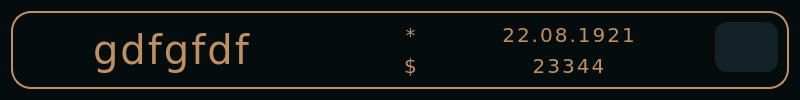
Qt form source/ui/ui_payment_widget.ui (xtern0o/MoneyViewer) before a commit.
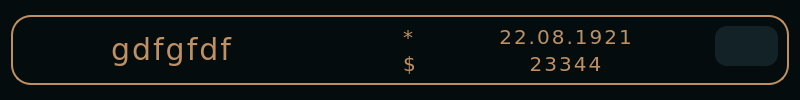
The same form after that commit. Icons and pictures are not drawn.

The edit to the form file:
```diff
--- a/source/ui/ui_payment_widget.ui
+++ b/source/ui/ui_payment_widget.ui
@@ -70,6 +70,12 @@
   <layout class="QVBoxLayout" name="verticalLayout">
    <item>
     <widget class="QFrame" name="frame">
+     <property name="maximumSize">
+      <size>
+       <width>16777215</width>
+       <height>70</height>
+      </size>
+     </property>
      <property name="frameShape">
       <enum>QFrame::StyledPanel</enum>
      </property>
@@ -92,7 +98,7 @@
          </size>
         </property>
         <property name="styleSheet">
-         <string notr="true">font-size: 40px;</string>
+         <string notr="true">font-size: 30px;</string>
         </property>
         <property name="text">
          <string>gdfgfdf</string>
@@ -132,8 +138,14 @@
        <widget class="QPushButton" name="settings_btn">
         <property name="minimumSize">
          <size>
-          <width>50</width>
-          <height>50</height>
+          <width>40</width>
+          <height>40</height>
+         </size>
+        </property>
+        <property name="maximumSize">
+         <size>
+          <width>16777215</width>
+          <height>40</height>
          </size>
         </property>
         <property name="text">
@@ -184,37 +196,6 @@
         </property>
        </widget>
       </item>
-      <item row="0" column="2">
-       <widget class="QLabel" name="label_date_ico">
-        <property name="minimumSize">
-         <size>
-          <width>23</width>
-          <height>0</height>
-         </size>
-        </property>
-        <property name="maximumSize">
-         <size>
-          <width>23</width>
-          <height>16777215</height>
-         </size>
-        </property>
-        <property name="text">
-         <string>*</string>
-        </property>
-        <property name="pixmap">
-         <pixmap>../icons/calendar.png</pixmap>
-        </property>
-        <property name="scaledContents">
-         <bool>true</bool>
-        </property>
-        <property name="alignment">
-         <set>Qt::AlignCenter</set>
-        </property>
-        <property name="wordWrap">
-         <bool>false</bool>
-        </property>
-       </widget>
-      </item>
       <item row="1" column="2">
        <widget class="QLabel" name="label_money_ico">
         <property name="text">
@@ -225,6 +206,13 @@
         </property>
        </widget>
       </item>
+      <item row="0" column="2">
+       <widget class="QLabel" name="label">
+        <property name="text">
+         <string>*</string>
+        </property>
+       </widget>
+      </item>
      </layout>
     </widget>
    </item>
```
Left out of the diff: 1 changed line with no effect on the pictures.
